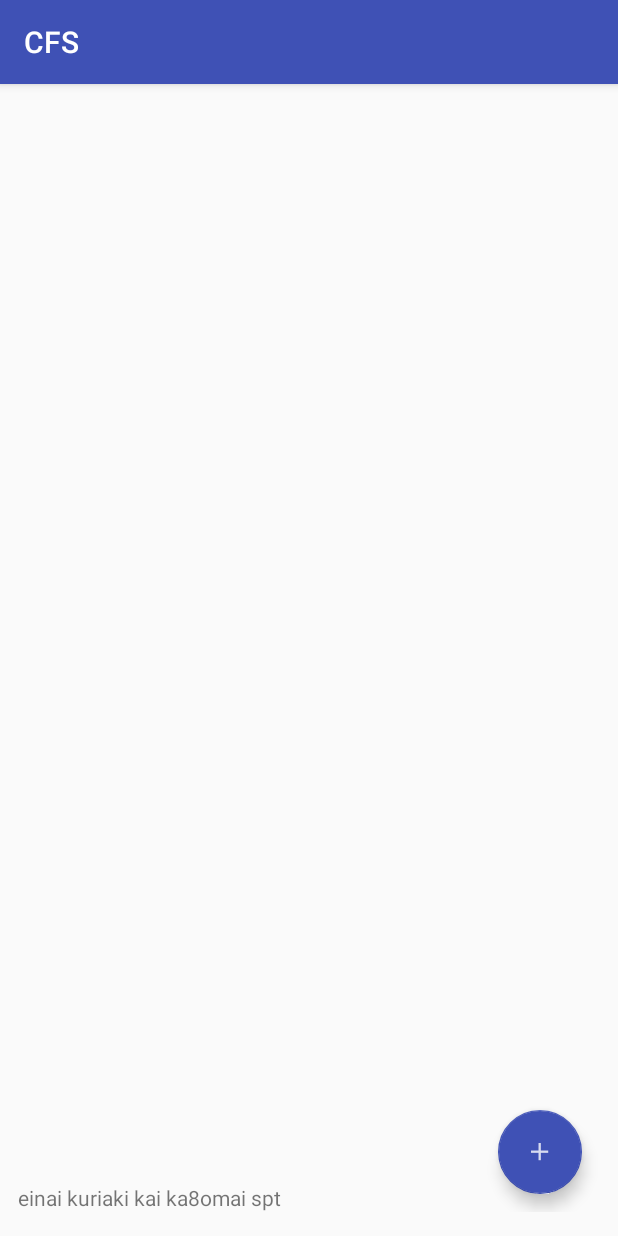
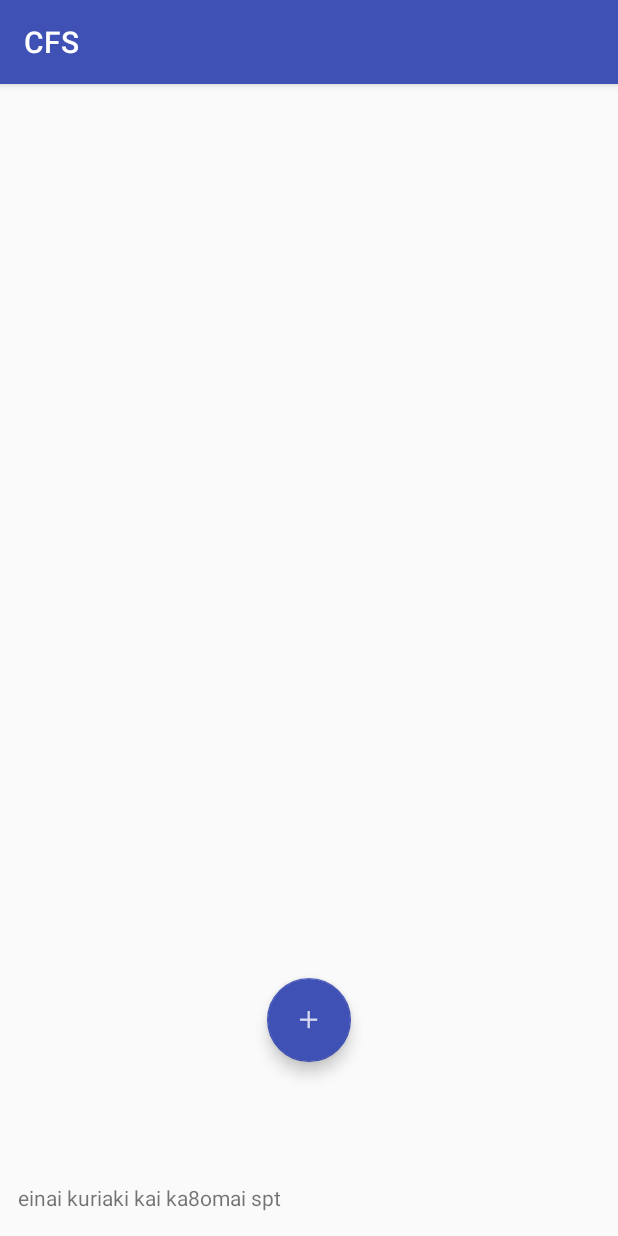
Before and after one commit to GeorgePavlidis/ImageCFS, an Android app: the screen it shows after launch (StartFragment), on a phone screen of 412 x 824 dp. Run offline under Robolectric (Android 15) with nearby library versions, the phone set to English and light mode, and no system bars.

Commit message:
18-dec-17 TABS

```diff
--- a/app/src/main/java/uom/gr/imagecfs/StartFragment.java
+++ b/app/src/main/java/uom/gr/imagecfs/StartFragment.java
@@ -33,7 +33,7 @@ public class StartFragment extends AppCompatActivity {
     Animation FabRotateC; //clockwise
     Animation FabRotateA; //anticlockwise
 
-    ImageView imageView;
+   // ImageView imageView;
     TextView text;
     Boolean flag=false;
     Boolean isOpen = false;
@@ -46,7 +46,7 @@ public class StartFragment extends AppCompatActivity {
         super.onCreate(savedInstanceState);
         setContentView(R.layout.activity_start);
 
-        imageView = (ImageView)findViewById(R.id.imageView);
+        //imageView = (ImageView)findViewById(R.id.imageView);
         fab_FromGallery = (FloatingActionButton)findViewById(R.id.fab_gallery);
         fab_FromCamera = ( FloatingActionButton)findViewById(R.id.fab_camera);
         fab = (FloatingActionButton)findViewById((R.id.fabMain));
@@ -137,11 +137,9 @@ public class StartFragment extends AppCompatActivity {
                   if(flag){
                      Bitmap bitmap = scaleBitmapDown (MediaStore.Images.Media.getBitmap(getContentResolver(), imageUri), 1200);
                       callCloudVision(bitmap);
-                      imageView.setImageBitmap(bitmap);
                   }else{
                     Bitmap bitmap = scaleBitmapDown((Bitmap)data.getExtras().get("data"),1200);
                       callCloudVision(bitmap);
-                      imageView.setImageBitmap(bitmap);
                   }
 
             } catch (IOException e) {
@@ -154,11 +152,19 @@ public class StartFragment extends AppCompatActivity {
         text.setText("Wait, loading...");
         FetchResponseTask imageTask =new FetchResponseTask(StartFragment.this, imageUri);
         imageTask.execute(bitmap);
+
     }
 
 
+    @Override
+    protected void onResume()
+    {
+        // TODO Auto-generated method stub
+        super.onResume();
 
 
+
+    }
 
     public static Bitmap scaleBitmapDown(Bitmap bitmap, int maxDimension) {
 
--- a/app/src/main/res/layout/activity_start.xml
+++ b/app/src/main/res/layout/activity_start.xml
@@ -9,6 +9,7 @@
     android:paddingLeft="@dimen/fab_margin_right"
     android:paddingRight="@dimen/fab_margin_right"
     android:paddingTop="@dimen/activity_horizontal_margin"
+    android:id="@+id/startFragment"
     tools:context="uom.gr.imagecfs.StartFragment">
 
 
@@ -37,10 +38,9 @@
     <android.support.design.widget.FloatingActionButton
         android:layout_width="wrap_content"
         android:layout_height="wrap_content"
-        android:layout_gravity="bottom|end"
+        android:layout_gravity="center_horizontal|bottom"
         android:scaleType="center"
-        android:layout_marginRight="@dimen/fab_margin_right"
-        android:layout_marginBottom="@dimen/fab_margin_right"
+        android:layout_marginBottom="100dp"
         android:src="@drawable/ic_action_name"
         android:elevation="6dp"
         android:transitionName="fab"
@@ -50,10 +50,10 @@
     <android.support.design.widget.FloatingActionButton
         android:layout_width="wrap_content"
         android:layout_height="wrap_content"
-        android:layout_gravity="bottom|end"
-        android:layout_marginRight="@dimen/fab_margin_right"
+        android:layout_gravity="center|bottom"
+        android:layout_marginRight="100dp"
         android:scaleType="center"
-        android:layout_marginBottom="100dp"
+        android:layout_marginBottom="180dp"
         android:src="@drawable/ic_camera"
         android:elevation="6dp"
         android:id="@+id/fab_camera"
@@ -66,8 +66,8 @@
     <android.support.design.widget.FloatingActionButton
         android:layout_width="wrap_content"
         android:layout_height="wrap_content"
-        android:layout_gravity="bottom|end"
-        android:layout_marginRight="@dimen/fab_margin_right"
+        android:layout_gravity="center|bottom"
+        android:layout_marginLeft="100dp"
         android:scaleType="center"
         android:layout_marginBottom="180dp"
         android:src="@drawable/ic_gallery"
```
Also changed, not shown: app/src/main/java/uom/gr/imagecfs/MyArrayAdapter.java (+17 -10 lines), app/src/main/java/uom/gr/imagecfs/Tab_Settings.java (+4 -3 lines), app/src/main/res/layout/fragment_item_list_v2.xml (added, +47 -0 lines).
